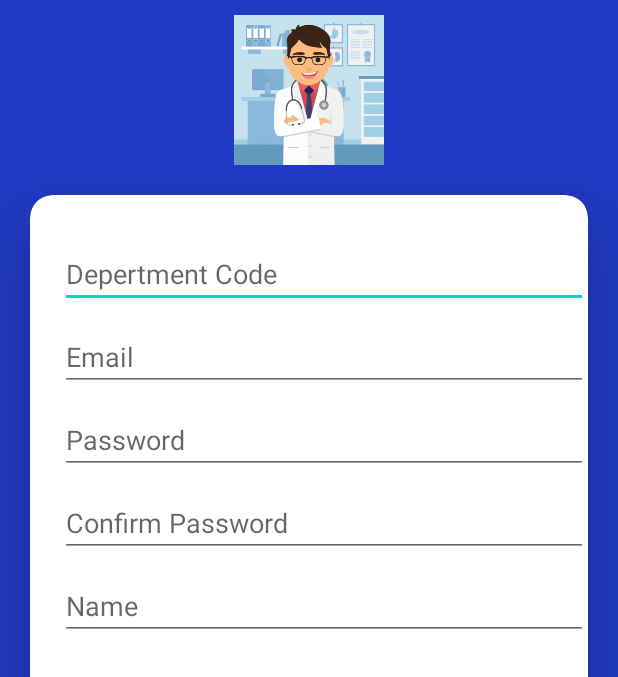
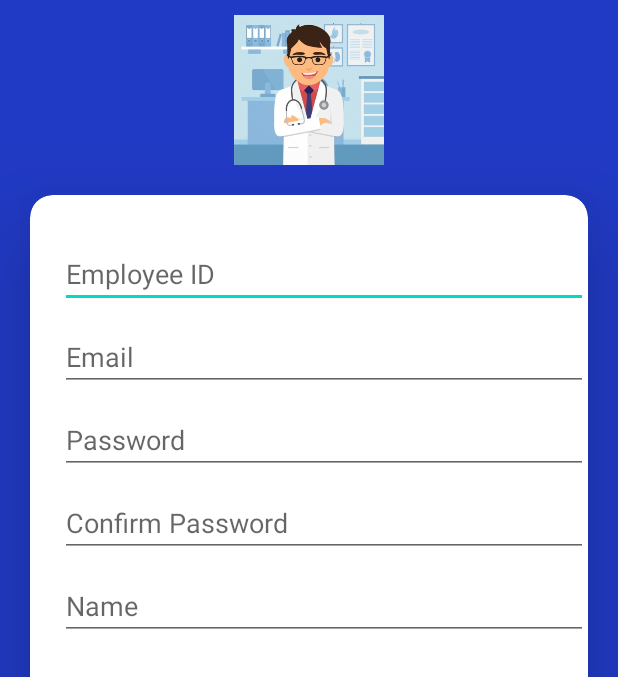
Before and after one commit to musfiqur552608/Doctor-Acho, an Android app: the RegisterDoctor screen opened directly, with no data from a screen before it, on a phone screen of 412 x 824 dp, the part 163-840 px from its top. Run offline under Robolectric (Android 15) with nearby library versions, the phone set to English and light mode, and no system bars; our stand-ins replace Firebase (no records; nobody signed in at launch, a user with empty details on screens opened directly).

Commit message:
all complete and fixed all bugs

```diff
--- a/app/src/main/res/layout/activity_register_doctor.xml
+++ b/app/src/main/res/layout/activity_register_doctor.xml
@@ -57,7 +57,7 @@
                 android:layout_marginStart="20dp"
                 android:layout_marginTop="30dp"
                 android:ems="10"
-                android:hint="Depertment Code"
+                android:hint="Employee ID"
                 android:inputType="textPersonName" />
 
             <EditText
```
